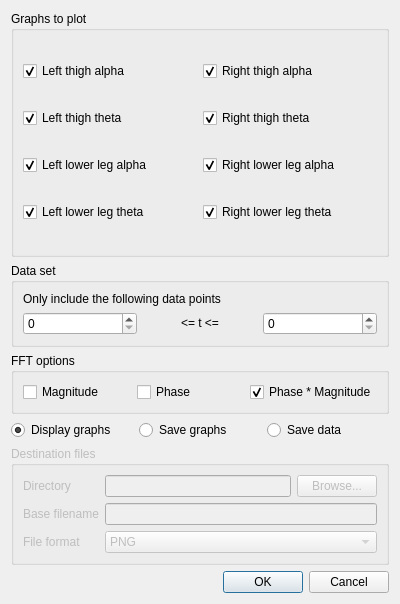
Qt form modelfitting/src/graphplotter.ui (davidsansome/gait-modelfitting) before a commit.
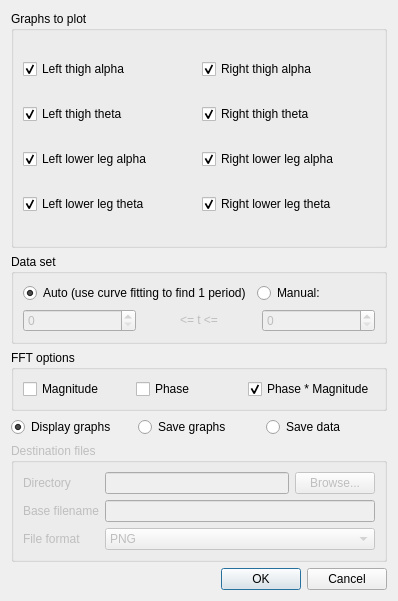
The same form after that commit.

Patch:
```diff
--- a/modelfitting/src/graphplotter.ui
+++ b/modelfitting/src/graphplotter.ui
@@ -5,8 +5,8 @@
    <rect>
     <x>0</x>
     <y>0</y>
-    <width>400</width>
-    <height>604</height>
+    <width>398</width>
+    <height>601</height>
    </rect>
   </property>
   <property name="windowTitle" >
@@ -87,8 +87,8 @@
           <rect>
            <x>0</x>
            <y>0</y>
-           <width>378</width>
-           <height>174</height>
+           <width>376</width>
+           <height>185</height>
           </rect>
          </property>
          <layout class="QGridLayout" name="gridLayout_2" >
@@ -186,17 +186,38 @@
      </property>
      <layout class="QGridLayout" name="gridLayout_3" >
       <item row="0" column="0" colspan="3" >
-       <widget class="QLabel" name="label" >
-        <property name="text" >
-         <string>Only include the following data points</string>
-        </property>
-       </widget>
+       <layout class="QHBoxLayout" name="horizontalLayout_3" >
+        <item>
+         <widget class="QRadioButton" name="dataSetAuto" >
+          <property name="text" >
+           <string>Auto (use curve fitting to find 1 period)</string>
+          </property>
+          <property name="checked" >
+           <bool>true</bool>
+          </property>
+         </widget>
+        </item>
+        <item>
+         <widget class="QRadioButton" name="dataSetManual" >
+          <property name="text" >
+           <string>Manual:</string>
+          </property>
+         </widget>
+        </item>
+       </layout>
       </item>
       <item row="1" column="0" >
-       <widget class="QSpinBox" name="dataSetMin" />
+       <widget class="QSpinBox" name="dataSetMax" >
+        <property name="enabled" >
+         <bool>false</bool>
+        </property>
+       </widget>
       </item>
       <item row="1" column="1" >
        <widget class="QLabel" name="label_2" >
+        <property name="enabled" >
+         <bool>false</bool>
+        </property>
         <property name="text" >
          <string>&lt;= t &lt;=</string>
         </property>
@@ -206,7 +227,11 @@
        </widget>
       </item>
       <item row="1" column="2" >
-       <widget class="QSpinBox" name="dataSetMax" />
+       <widget class="QSpinBox" name="dataSetMin" >
+        <property name="enabled" >
+         <bool>false</bool>
+        </property>
+       </widget>
       </item>
      </layout>
     </widget>
```
Left out of the diff: 76 changed lines with no effect on the pictures.
